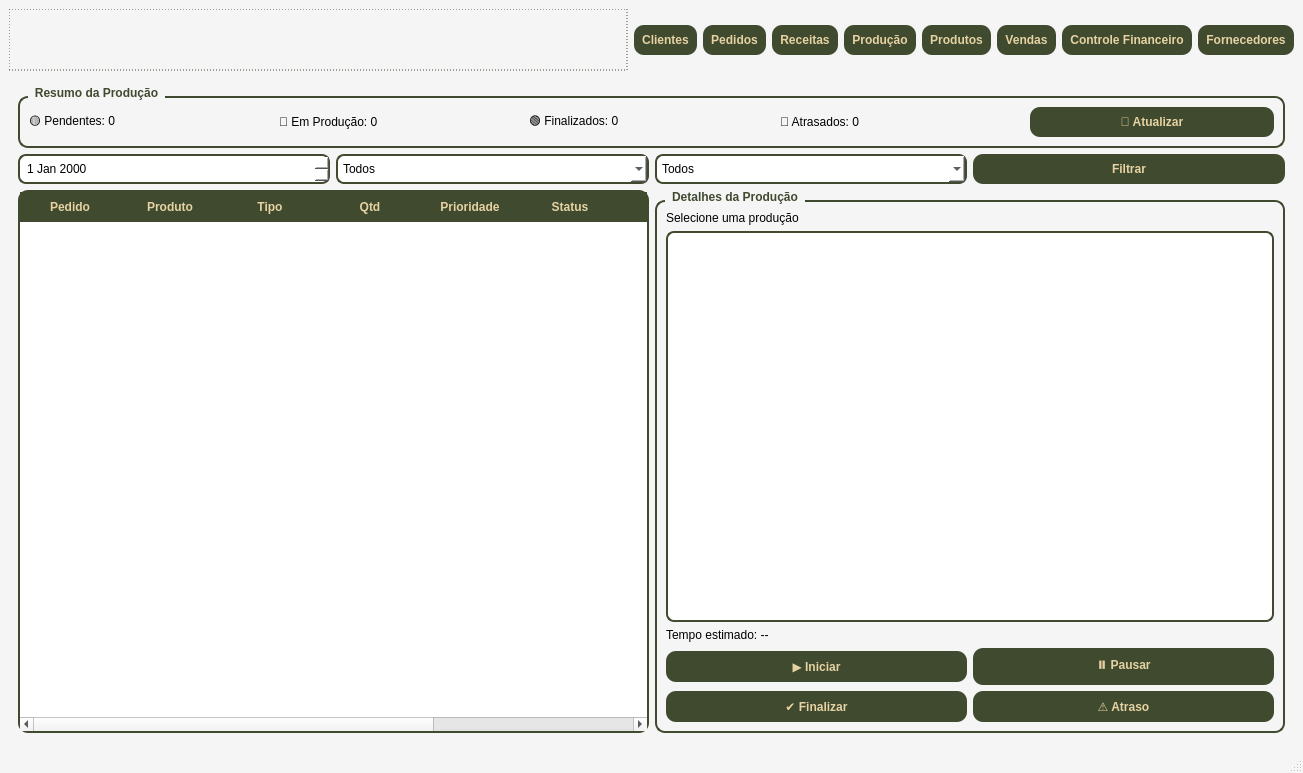
Faeldh/sistema_confeitaria, file telas/tela_menu.ui: the form before one commit.
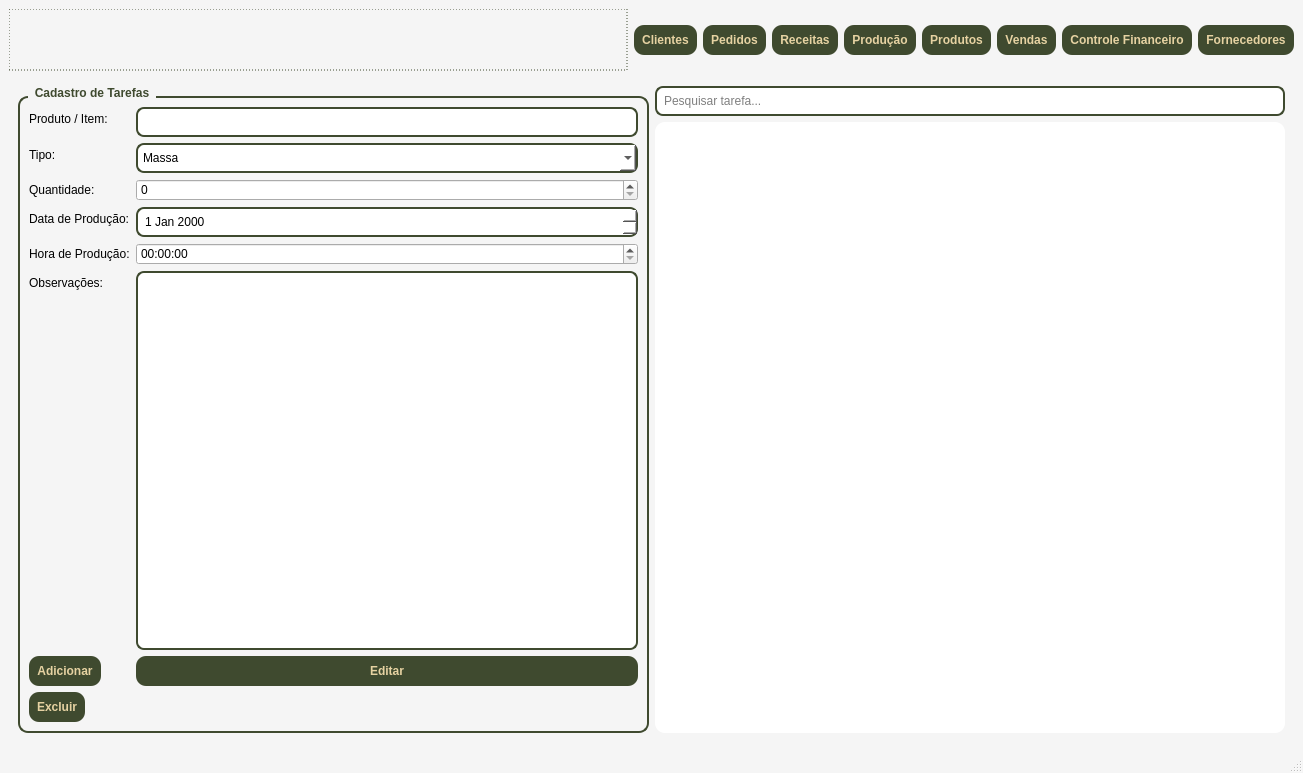
The form after the commit. The open tabs and pages were chosen to show the change.

Patch:
```diff
--- a/telas/tela_menu.ui
+++ b/telas/tela_menu.ui
@@ -896,45 +896,117 @@
        </layout>
       </widget>
       <widget class="QWidget" name="pageControleProducao">
-       <layout class="QVBoxLayout">
+       <layout class="QHBoxLayout">
         <item>
          <widget class="QGroupBox" name="groupBoxDashboardProducao">
           <property name="title">
-           <string>Resumo da Produção</string>
+           <string>Cadastro de Tarefas</string>
           </property>
-          <layout class="QHBoxLayout">
-           <item>
-            <widget class="QLabel" name="lblPendentes">
+          <layout class="QFormLayout">
+           <item row="0" column="0">
+            <widget class="QLabel" name="labelProduto">
              <property name="text">
-              <string>🟡 Pendentes: 0</string>
+              <string>Produto / Item:</string>
              </property>
             </widget>
            </item>
-           <item>
-            <widget class="QLabel" name="lblProducao">
+           <item row="0" column="1">
+            <widget class="QLineEdit" name="txtProduto"/>
+           </item>
+           <item row="1" column="0">
+            <widget class="QLabel" name="labelTipo">
              <property name="text">
-              <string>🔵 Em Produção: 0</string>
+              <string>Tipo:</string>
              </property>
             </widget>
            </item>
-           <item>
-            <widget class="QLabel" name="lblFinalizados">
+           <item row="1" column="1">
+            <widget class="QComboBox" name="comboTipo">
+             <item>
+              <property name="text">
+               <string>Massa</string>
+              </property>
+             </item>
+             <item>
+              <property name="text">
+               <string>Recheio</string>
+              </property>
+             </item>
+             <item>
+              <property name="text">
+               <string>Bolo</string>
+              </property>
+             </item>
+             <item>
+              <property name="text">
+               <string>Doce</string>
+              </property>
+             </item>
+             <item>
+              <property name="text">
+               <string>Outro</string>
+              </property>
+             </item>
+            </widget>
+           </item>
+           <item row="2" column="0">
+            <widget class="QLabel" name="labelQuantidade">
              <property name="text">
-              <string>🟢 Finalizados: 0</string>
+              <string>Quantidade:</string>
              </property>
             </widget>
            </item>
-           <item>
-            <widget class="QLabel" name="lblAtrasados">
+           <item row="2" column="1">
+            <widget class="QSpinBox" name="spinQuantidade"/>
+           </item>
+           <item row="3" column="0">
+            <widget class="QLabel" name="labelData">
              <property name="text">
-              <string>🔴 Atrasados: 0</string>
+              <string>Data de Produção:</string>
              </property>
             </widget>
            </item>
-           <item>
-            <widget class="QPushButton" name="btnAtualizarProducao">
+           <item row="3" column="1">
+            <widget class="QDateEdit" name="dateProducao"/>
+           </item>
+           <item row="4" column="0">
+            <widget class="QLabel" name="labelHora">
              <property name="text">
-              <string>🔄 Atualizar</string>
+              <string>Hora de Produção:</string>
+             </property>
+            </widget>
+           </item>
+           <item row="4" column="1">
+            <widget class="QTimeEdit" name="timeProducao"/>
+           </item>
+           <item row="5" column="0">
+            <widget class="QLabel" name="labelObs">
+             <property name="text">
+              <string>Observações:</string>
+             </property>
+            </widget>
+           </item>
+           <item row="5" column="1">
+            <widget class="QTextEdit" name="txtObservacoes"/>
+           </item>
+           <item row="6" column="0">
+            <widget class="QPushButton" name="btnAdicionarTarefa">
+             <property name="text">
+              <string>Adicionar</string>
+             </property>
+            </widget>
+           </item>
+           <item row="6" column="1">
+            <widget class="QPushButton" name="btnEditarTarefa">
+             <property name="text">
+              <string>Editar</string>
+             </property>
+            </widget>
+           </item>
+           <item row="7" column="0">
+            <widget class="QPushButton" name="btnExcluirTarefa">
+             <property name="text">
+              <string>Excluir</string>
              </property>
             </widget>
            </item>
@@ -942,261 +1014,16 @@
          </widget>
         </item>
         <item>
-         <layout class="QHBoxLayout">
+         <layout class="QVBoxLayout">
           <item>
-           <widget class="QDateEdit" name="dateFiltroProducao"/>
-          </item>
-          <item>
-           <widget class="QComboBox" name="comboFiltroTipo">
-            <item>
-             <property name="text">
-              <string>Todos</string>
-             </property>
-            </item>
-            <item>
-             <property name="text">
-              <string>Bolo</string>
-             </property>
-            </item>
-            <item>
-             <property name="text">
-              <string>Doce</string>
-             </property>
-            </item>
-            <item>
-             <property name="text">
-              <string>Salgado</string>
-             </property>
-            </item>
-            <item>
-             <property name="text">
-              <string>Massa</string>
-             </property>
-            </item>
-           </widget>
-          </item>
-          <item>
-           <widget class="QComboBox" name="comboFiltroStatus">
-            <item>
-             <property name="text">
-              <string>Todos</string>
-             </property>
-            </item>
-            <item>
-             <property name="text">
-              <string>Pendente</string>
-             </property>
-            </item>
-            <item>
-             <property name="text">
-              <string>Em Produção</string>
-             </property>
-            </item>
-            <item>
-             <property name="text">
-              <string>Finalizado</string>
-             </property>
-            </item>
-            <item>
-             <property name="text">
-              <string>Atrasado</string>
-             </property>
-            </item>
-           </widget>
-          </item>
-          <item>
-           <widget class="QPushButton" name="btnFiltrarProducao">
-            <property name="text">
-             <string>Filtrar</string>
+           <widget class="QLineEdit" name="linePesquisarTarefas">
+            <property name="placeholderText">
+             <string>Pesquisar tarefa...</string>
             </property>
            </widget>
           </item>
-         </layout>
-        </item>
-        <item>
-         <layout class="QHBoxLayout">
           <item>
-           <widget class="QTableWidget" name="tableProducao">
-            <property name="styleSheet">
-             <string notr="true">QTableWidget {
-    background-color: white;
-    border: 2px solid #3F4A2F;
-    border-radius: 10px;
-    gridline-color: #3F4A2F;
-    alternate-background-color: #F0F0F0;
-    selection-background-color: #3F4A2F;
-    selection-color: #E6D2A2;
-    font-size: 12px;
-}
-
-
-QTableWidget::item {
-    padding: 6px;
-}
-
-
-QTableWidget::item:selected {
-    background-color: #3F4A2F;
-    color: #E6D2A2;
-}
-
-
-QHeaderView::section {
-    background-color: #3F4A2F;
-    color: #E6D2A2;
-    padding: 6px;
-    border: none;
-    font-weight: bold;
-}
-
-
-QHeaderView::section:hover {
-    background-color: #2E3723;
-}
-
-
-QTableWidget {
-    alternate-background-color: #F5F5F5;
-}
-
-QTableWidget {
-    background-color: white;
-    border: 2px solid #3F4A2F;
-    border-radius: 10px;
-    gridline-color: #3F4A2F;
-    font-size: 12px;
-    alternate-background-color: #F5F5F5;
-    selection-background-color: #3F4A2F;
-    selection-color: #E6D2A2;
-}
-
-QTableWidget::item {
-    padding: 6px;
-}
-
-QHeaderView::section {
-    background-color: #3F4A2F;
-    color: #E6D2A2;
-    padding: 6px;
-    font-weight: bold;
-    border: none;
-}
-
-QHeaderView::section:hover {
-    background-color: #2E3723;
-}</string>
-            </property>
-            <property name="columnCount">
-             <number>9</number>
-            </property>
-            <column>
-             <property name="text">
-              <string>Pedido</string>
-             </property>
-            </column>
-            <column>
-             <property name="text">
-              <string>Produto</string>
-             </property>
-            </column>
-            <column>
-             <property name="text">
-              <string>Tipo</string>
-             </property>
-            </column>
-            <column>
-             <property name="text">
-              <string>Qtd</string>
-             </property>
-            </column>
-            <column>
-             <property name="text">
-              <string>Prioridade</string>
-             </property>
-            </column>
-            <column>
-             <property name="text">
-              <string>Status</string>
-             </property>
-            </column>
-            <column>
-             <property name="text">
-              <string>Início</string>
-             </property>
-            </column>
-            <column>
-             <property name="text">
-              <string>Entrega</string>
-             </property>
-            </column>
-            <column>
-             <property name="text">
-              <string>Responsável</string>
-             </property>
-            </column>
-           </widget>
-          </item>
-          <item>
-           <widget class="QGroupBox" name="groupBoxDetalhesProducao">
-            <property name="title">
-             <string>Detalhes da Produção</string>
-            </property>
-            <layout class="QVBoxLayout">
-             <item>
-              <widget class="QLabel" name="lblDetalheProduto">
-               <property name="text">
-                <string>Selecione uma produção</string>
-               </property>
-              </widget>
-             </item>
-             <item>
-              <widget class="QTextEdit" name="txtDetalhesProducao"/>
-             </item>
-             <item>
-              <widget class="QLabel" name="lblTempoEstimado">
-               <property name="text">
-                <string>Tempo estimado: --</string>
-               </property>
-              </widget>
-             </item>
-             <item>
-              <layout class="QHBoxLayout">
-               <item>
-                <widget class="QPushButton" name="btnIniciarProducao">
-                 <property name="text">
-                  <string>▶ Iniciar</string>
-                 </property>
-                </widget>
-               </item>
-               <item>
-                <widget class="QPushButton" name="btnPausarProducao">
-                 <property name="text">
-                  <string>⏸ Pausar</string>
-                 </property>
-                </widget>
-               </item>
-              </layout>
-             </item>
-             <item>
-              <layout class="QHBoxLayout">
-               <item>
-                <widget class="QPushButton" name="btnFinalizarProducao">
-                 <property name="text">
-                  <string>✔ Finalizar</string>
-                 </property>
-                </widget>
-               </item>
-               <item>
-                <widget class="QPushButton" name="btnAtrasarProducao">
-                 <property name="text">
-                  <string>⚠ Atraso</string>
-                 </property>
-                </widget>
-               </item>
-              </layout>
-             </item>
-            </layout>
-           </widget>
+           <widget class="QTableView" name="tableAgenda"/>
           </item>
          </layout>
         </item>
```
Left out of the diff: 85 changed lines with no effect on the pictures.
